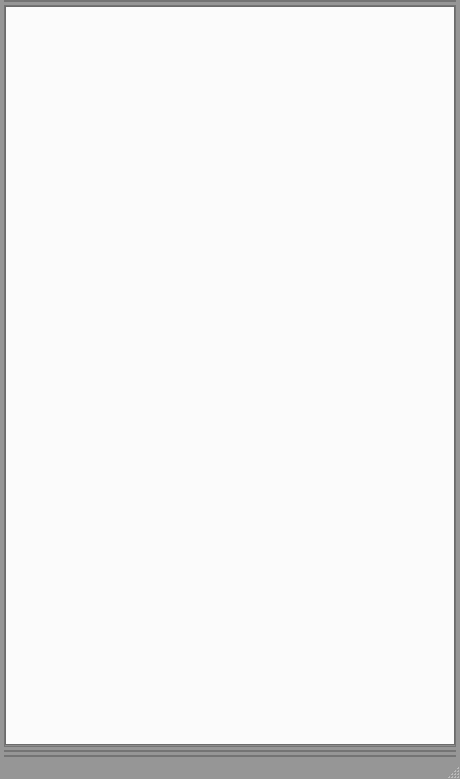
vit-001/fget3, file view/qt_design/main_window.ui: the form before one commit.
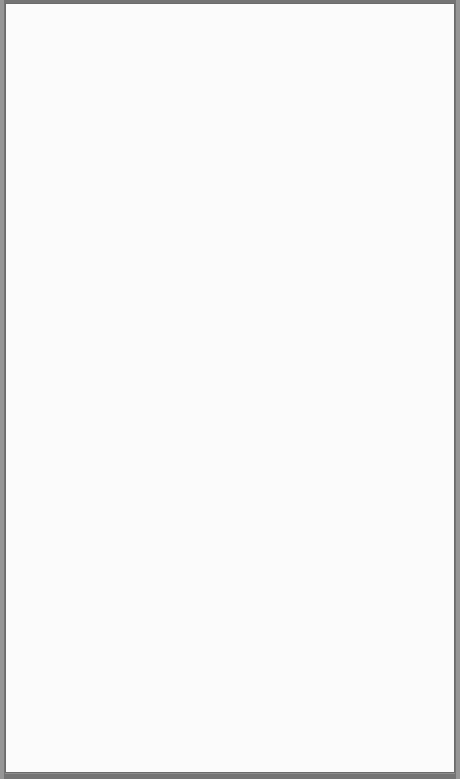
The form after the commit.

The edit to the form file:
```diff
--- a/view/qt_design/main_window.ui
+++ b/view/qt_design/main_window.ui
@@ -104,7 +104,7 @@
   <widget class="QWidget" name="base">
    <layout class="QVBoxLayout" name="base_layout">
     <property name="spacing">
-     <number>3</number>
+     <number>0</number>
     </property>
     <property name="leftMargin">
      <number>4</number>
@@ -148,9 +148,9 @@
     <item>
      <widget class="QFrame" name="mid_frame">
       <property name="sizePolicy">
-       <sizepolicy hsizetype="Expanding" vsizetype="Expanding">
+       <sizepolicy hsizetype="Expanding" vsizetype="MinimumExpanding">
         <horstretch>0</horstretch>
-        <verstretch>0</verstretch>
+        <verstretch>1</verstretch>
        </sizepolicy>
       </property>
       <property name="frameShape">
@@ -200,6 +200,15 @@
          <property name="currentIndex">
           <number>-1</number>
          </property>
+         <property name="iconSize">
+          <size>
+           <width>16</width>
+           <height>16</height>
+          </size>
+         </property>
+         <property name="elideMode">
+          <enum>Qt::ElideNone</enum>
+         </property>
          <property name="documentMode">
           <bool>false</bool>
          </property>
@@ -219,6 +228,12 @@
     </item>
     <item>
      <widget class="QFrame" name="controls_frame">
+      <property name="sizePolicy">
+       <sizepolicy hsizetype="Preferred" vsizetype="Preferred">
+        <horstretch>0</horstretch>
+        <verstretch>0</verstretch>
+       </sizepolicy>
+      </property>
       <property name="frameShape">
        <enum>QFrame::StyledPanel</enum>
       </property>
@@ -246,6 +261,12 @@
     </item>
     <item>
      <widget class="QFrame" name="bottom_frame">
+      <property name="sizePolicy">
+       <sizepolicy hsizetype="Preferred" vsizetype="Minimum">
+        <horstretch>0</horstretch>
+        <verstretch>0</verstretch>
+       </sizepolicy>
+      </property>
       <property name="frameShape">
        <enum>QFrame::StyledPanel</enum>
       </property>
@@ -273,7 +294,6 @@
     </item>
    </layout>
   </widget>
-  <widget class="QStatusBar" name="statusbar"/>
  </widget>
  <resources/>
  <connections/>
```
